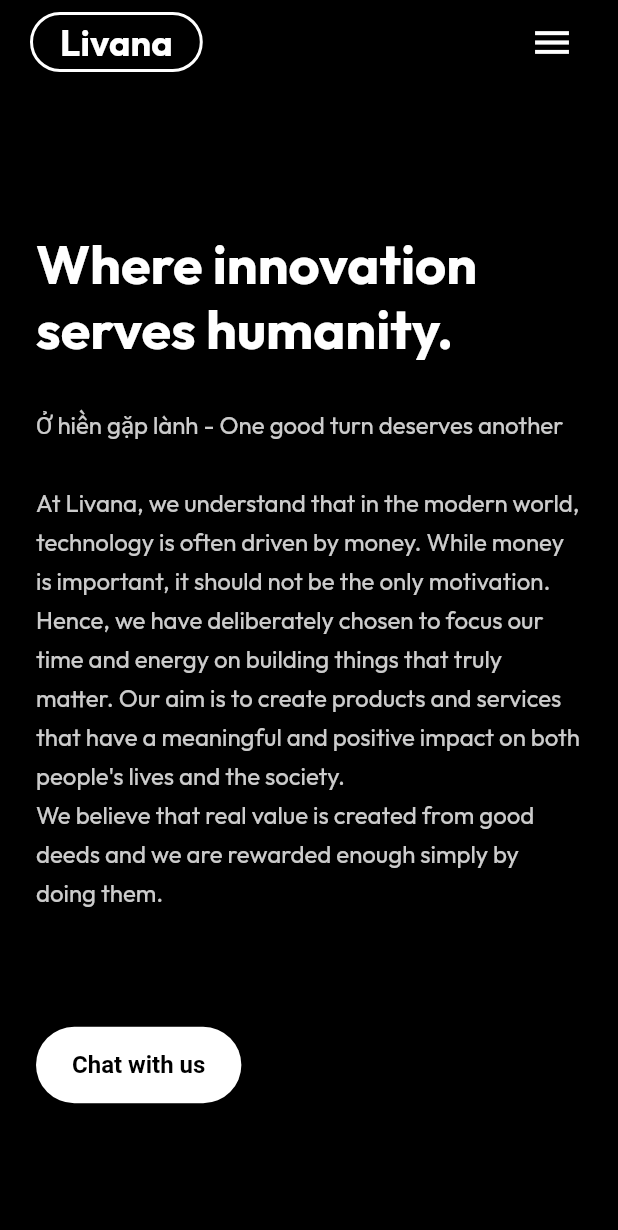
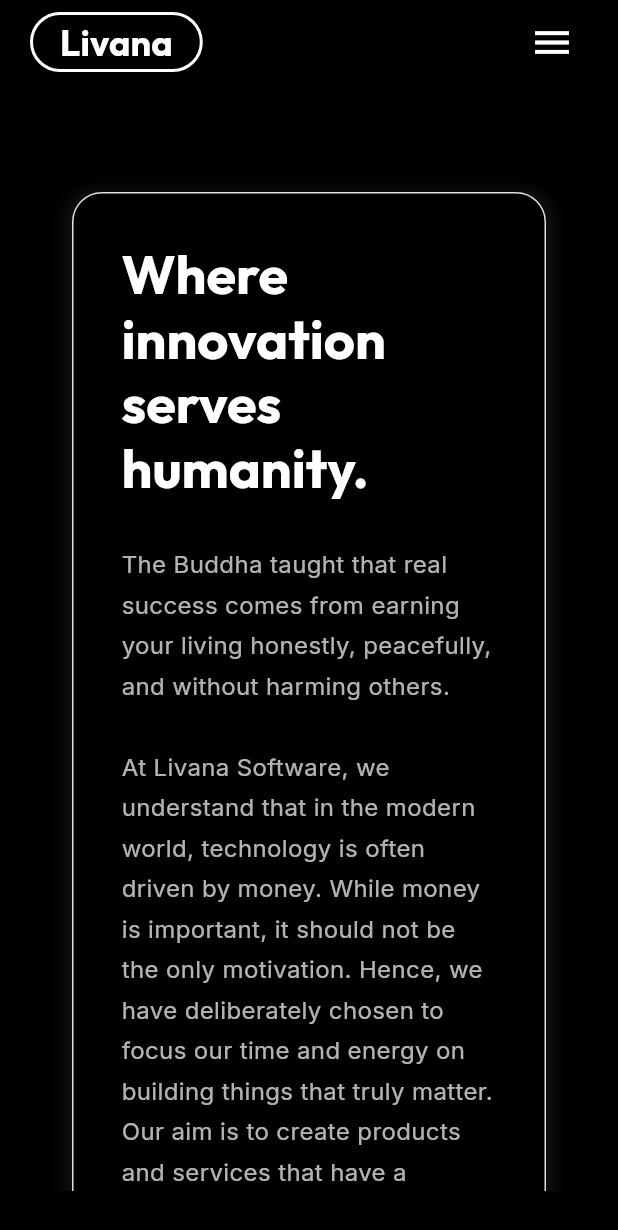
Before and after one commit to nhuquan/livana-home, a Flutter app: the screen it shows after launch, on a phone screen of 412 x 824 dp. Shown: the top 1230 px of the screen. Run offline on Flutter 3.47's test engine with Material 3 defaults, Android fonts, the phone set to English and light mode, and no system bars; our stand-ins replace google_fonts, supabase_flutter; accounts and stored records are empty.

```diff
--- a/lib/main.dart
+++ b/lib/main.dart
@@ -39,7 +39,7 @@
   @override
   Widget build(BuildContext context) {
     return MaterialApp(
-      title: 'Livana',
+      title: 'Livana Software',
       theme: ThemeData(
         brightness: Brightness.dark,
         primaryColor: kAccentColor,
--- a/lib/screen/home_screen.dart
+++ b/lib/screen/home_screen.dart
@@ -1,13 +1,39 @@
 import 'package:flutter/material.dart';
+import 'package:google_fonts/google_fonts.dart';
 
 import '../main.dart';
 
 class HomeScreen extends StatelessWidget {
+
   @override
   Widget build(BuildContext context) {
     final textTheme = Theme.of(context).textTheme;
     bool isSmallScreen = MediaQuery.of(context).size.width < 600;
+    final double horizontalPadding = isSmallScreen ? 24.0 : 48.0;
+    final double verticalPadding = isSmallScreen ? 32.0 : 64.0;
+
     return SingleChildScrollView(
+      padding: EdgeInsets.symmetric(
+        horizontal: horizontalPadding,
+        vertical: verticalPadding,
+      ),
+      child: Container(
+        padding: EdgeInsets.all(32.0),
+        decoration: BoxDecoration(
+          color: kBackgroundColor,
+          borderRadius: BorderRadius.circular(20.0),
+          border: Border.all(
+            color: Colors.grey.shade300,
+            width: 1.0,
+          ),
+            boxShadow: [
+              BoxShadow(color: Colors.grey.withOpacity(0.1),
+                spreadRadius: 5,
+                blurRadius: 7,
+                offset: Offset(0, 3),
+              )
+            ]
+        ),
         child: Column(
           mainAxisAlignment: MainAxisAlignment.center,
           crossAxisAlignment: CrossAxisAlignment.start, // Align text to the left
@@ -22,17 +48,18 @@
             ),
             const SizedBox(height: 30),
             Text(
-            'Ở hiền gặp lành - One good turn deserves another\n\n'
-            'At Livana, we understand that in the modern world, technology is often driven by money. '
-            'While money is important, it should not be the only motivation.\n'
+              'The Buddha taught that real success comes from earning your living honestly, peacefully, and without harming others.\n\n'
+              'At Livana Software, we understand that in the modern world, technology is often driven by money. '
+              'While money is important, it should not be the only motivation. '
               'Hence, we have deliberately chosen to focus our time and energy on building things that truly matter. '
               'Our aim is to create products and services that have a meaningful and '
-            'positive impact on both people\'s lives and the society.\n'
-            'We believe that real value is created from good deeds and we are rewarded enough simply by doing them.\n',
-            style: textTheme.titleLarge?.copyWith(
+              'positive impact on both people\'s lives and the society. '
+              'We believe that real value is created from good deeds and we are rewarded enough simply by doing them.',
+              style: GoogleFonts.inter(
                 fontSize: isSmallScreen ? 16 : 18,
-              height: 1.6,
-              color: kTextColor.withOpacity(0.8),
+                height: 1.7,
+                color: kTextColor.withOpacity(0.7),
+                fontWeight: FontWeight.w400,
               ),
             ),
             const SizedBox(height: 50),
@@ -43,9 +70,15 @@
                       content: Text('SMS / Zalo / Whatsapp: (+84) 981-682-904')),
                 );
               },
-            child: const Text('Chat with us'),
+              child: Text(
+                'Chat with us',
+                style: GoogleFonts.inter(
+                  fontSize: 16,
+                  fontWeight: FontWeight.w600,
+                )),
             ),
           ],
+        ),
       ),
     );
   }
```
Also changed, not shown: 7 other files. Lines whose indentation alone changed are shown as unchanged.
